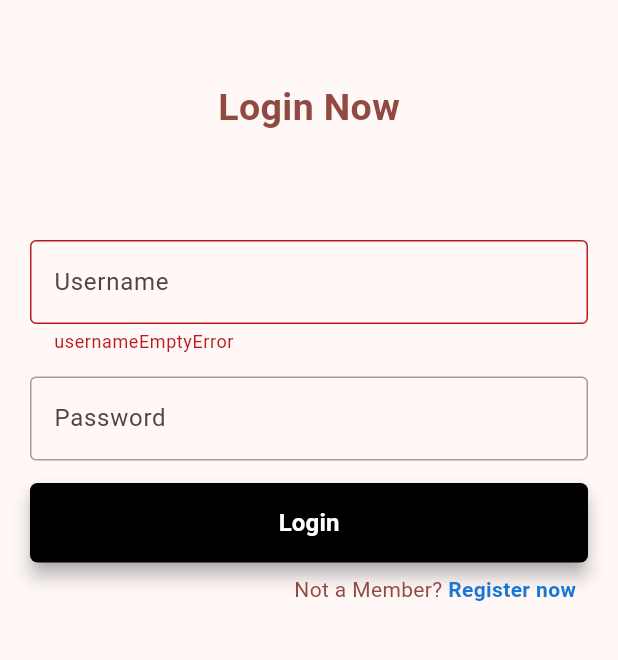
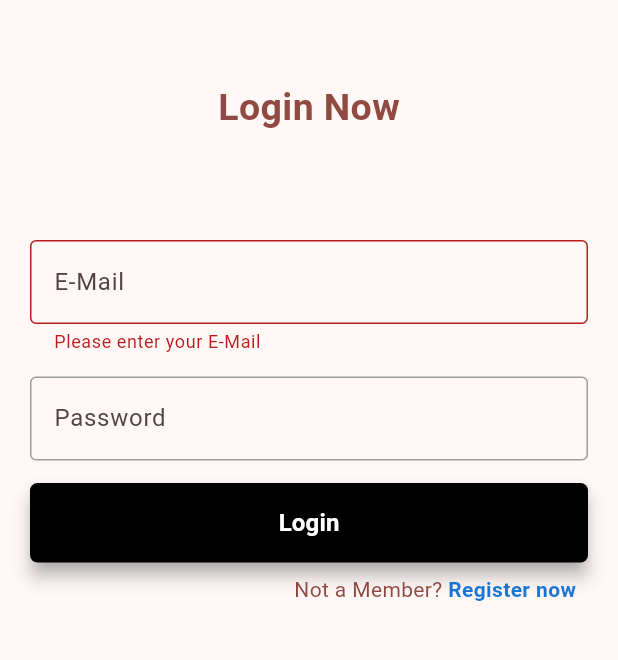
Before and after one commit to SamsaraBanana/mci_test, a Flutter app: the screen it shows after launch, after a tap on "Login", on a phone screen of 412 x 824 dp, the part 63-723 px from its top. Run offline on Flutter 3.47's test engine with Material 3 defaults, Android fonts, the phone set to English and light mode, and no system bars; drawn by our look-alikes of sign_in_button; our stand-ins replace firebase_auth, firebase_core, get; accounts and stored records are empty.

Commit message:
Added AuthController for firebase login. App navigation works with Auth state.
Login page now has a loading indicator when signing in.

Login Button blocks while auth state is loading.
Changed InputField from username to email.

```diff
--- /dev/null
+++ b/lib/controller/auth_controller.dart
@@ -0,0 +1,64 @@
+import 'package:get/get.dart';
+import 'package:firebase_auth/firebase_auth.dart';
+import 'package:flutter/material.dart';
+import '../ui/pages/dashboard/dashboard_page.dart';
+import '../ui/pages/login/login_page.dart';
+
+class AuthController extends GetxController {
+  static AuthController instance = Get.find();
+  late Rx<User?> firebaseUser;
+
+  final FirebaseAuth _auth = FirebaseAuth.instance;
+
+  var isLoading = false.obs;
+
+  @override
+  void onReady() {
+    super.onReady();
+    firebaseUser = Rx<User?>(_auth.currentUser);
+    firebaseUser.bindStream(_auth.authStateChanges());
+    ever(firebaseUser, _setInitialScreen);
+  }
+
+  _setInitialScreen(User? user) {
+    if (user == null) {
+      Get.offAll(() => LoginPage());
+    } else {
+      Get.offAll(() => DashboardPage());
+    }
+  }
+
+  void register(String email, String password) async {
+    isLoading(true);
+    try {
+      await _auth.createUserWithEmailAndPassword(email: email, password: password);
+      Get.snackbar('Success', 'Account created!',
+          snackPosition: SnackPosition.BOTTOM);
+    } catch (e) {
+      Get.snackbar('Register-Error', e.toString(),
+          backgroundColor: Colors.redAccent, colorText: Colors.white);
+    } finally {
+      isLoading(false);
+    }
+  }
+
+
+  void login(String email, String password) async {
+    isLoading(true);
+    try {
+      await _auth.signInWithEmailAndPassword(email: email, password: password);
+      Get.snackbar('Success', 'Logged In!',
+          snackPosition: SnackPosition.BOTTOM);
+    } catch (e) {
+      Get.snackbar('Login-Error', e.toString(),
+          backgroundColor: Colors.redAccent, colorText: Colors.white);
+    } finally {
+      isLoading(false);
+    }
+  }
+
+  // Logout
+  void logout() async {
+    await _auth.signOut();
+  }
+}
--- a/lib/controller/login_controller.dart
+++ b/lib/controller/login_controller.dart
@@ -2,10 +2,10 @@ import 'package:flutter/cupertino.dart';
 import 'package:get/get.dart';
 
 class LoginController extends GetxController {
-  final TextEditingController usernameController = TextEditingController();
+  final TextEditingController emailController = TextEditingController();
   final TextEditingController passwordController = TextEditingController();
   final TextEditingController confirmPasswordController = TextEditingController();
-  final GlobalKey<FormState> formKeyUsername = GlobalKey<FormState>();
+  final GlobalKey<FormState> formKeyEmail = GlobalKey<FormState>();
   final GlobalKey<FormState> formKeyPassword = GlobalKey<FormState>();
   final GlobalKey<FormState> formKeyConfirmPassword = GlobalKey<FormState>();
 
@@ -16,18 +16,16 @@ class LoginController extends GetxController {
     return passwordController.text == confirmPasswordController.text;
   }
 
-  ///Validates Username for Syntax that could be problematic
-  String? validateUsername(String? value) {
+  ///Simple Email validator
+  String? validateEmail(String? value) {
     if (value == null || value.isEmpty) {
-      return 'usernameEmptyError'; // Error for empty username
-    } else if (value.startsWith('.')) {
-      return 'usernamePeriodErrorStart'; // Error if username starts or ends with a period
-    } else if (value.endsWith('.')) {
-      return 'usernamePeriodErrorEnd'; // Error for invalid characters
-    } else if (!RegExp(r'^[a-zA-Z0-9_.]+$').hasMatch(value)) {
-      return 'usernameInvalidError'; // Error for invalid characters
-    } else if (value.length > 30) {
-      return 'usernameLengthError'; // Error if username is too long
+      return 'Please enter your E-Mail';
+    }
+    final RegExp emailRegex = RegExp(
+        r'^[a-zA-Z0-9._%+-]+@[a-zA-Z0-9.-]+\.[a-zA-Z]{2,}$'
+    );
+    if (!emailRegex.hasMatch(value)) {
+      return 'Please enter a valid E-Mail';
     }
     return null;
   }
@@ -66,33 +64,27 @@ class LoginController extends GetxController {
 
   void toggleRegister() => isRegister.toggle();
 
-  ///Login via Firebase Auth Email system
-  void loginEmail() {
-    if (formKeyUsername.currentState!.validate() && formKeyPassword.currentState!.validate() && !isRegister.value) {
-      // Perform login logic here
+  ///Validates User input before sending to Firebase
+  bool validateInputs() {
+    if (isRegister.value) {
+      if (
+        formKeyEmail.currentState!.validate() &&
+        formKeyPassword.currentState!.validate() &&
+        formKeyConfirmPassword.currentState!.validate()
+      ) return true;
+    }else {
+      if (
+        formKeyEmail.currentState!.validate() &&
+        formKeyPassword.currentState!.validate()
+      ) return true;
     }
+    return false;
   }
 
-  ///Register via Firebase Auth Email system
-  void registerEmail() {
-    if (
-      formKeyUsername.currentState!.validate() &&
-      formKeyPassword.currentState!.validate() &&
-      formKeyConfirmPassword.currentState!.validate() &&
-      isRegister.value && isPasswordConfirmed()
-    ) {
-
-    }
-  }
-
-  //TODO Google Sign in
-  void googleSignIn() {
-    throw UnimplementedError();
-  }
 
   @override
   void onClose() {
-    usernameController.dispose();
+    emailController.dispose();
     passwordController.dispose();
     confirmPasswordController.dispose();
     super.onClose();
--- a/lib/ui/components/login/login_button.dart
+++ b/lib/ui/components/login/login_button.dart
@@ -1,8 +1,10 @@
 import 'package:flutter/material.dart';
 import 'package:get/get.dart';
-
+import '../../../controller/auth_controller.dart';
 import '../../../controller/login_controller.dart';
 
+
+///Login button that checks the InputFields and blocks if the Auth State is loading.
 class LoginButton extends StatelessWidget {
   final bool isRegistering;
 
@@ -10,13 +12,17 @@ class LoginButton extends StatelessWidget {
 
   @override
   Widget build(BuildContext context) {
-    LoginController controller = Get.put(LoginController());
+    LoginController loginController = Get.find();
+    AuthController authController = Get.find();
     return SizedBox(
       width: double.infinity,
       child: ElevatedButton(
         onPressed: () {
-          isRegistering? controller.registerEmail() :
-          controller.loginEmail();
+          if (loginController.validateInputs()&&authController.isLoading.value == false) {
+            isRegistering
+                ? authController.register(loginController.emailController.text, loginController.passwordController.text)
+                : authController.login(loginController.emailController.text, loginController.passwordController.text);
+          }
         },
         style: ElevatedButton.styleFrom(
             foregroundColor: Colors.white,
--- a/lib/ui/components/login/login_textfield.dart
+++ b/lib/ui/components/login/login_textfield.dart
@@ -6,6 +6,7 @@ class LoginTextField extends StatelessWidget {
   final TextEditingController controller;
   final String? Function(String?) validator;
   final InputDecoration decoration;
+  final TextInputType keyboardType;
 
   const LoginTextField(
     {
@@ -14,7 +15,8 @@ class LoginTextField extends StatelessWidget {
       required this.controller,
       required this.formKey,
       required this.validator,
-      required this.decoration
+      required this.decoration,
+      this.keyboardType = TextInputType.text
     }
   );
 
@@ -26,7 +28,7 @@ class LoginTextField extends StatelessWidget {
       child: TextFormField(
         controller: controller,
         validator: validator,
-        keyboardType: TextInputType.text,
+        keyboardType: keyboardType,
         decoration: decoration,
         obscureText: obscureText,
       ),
--- a/lib/ui/pages/login/login_page.dart
+++ b/lib/ui/pages/login/login_page.dart
@@ -1,4 +1,5 @@
 import 'package:flutter/material.dart';
+import 'package:mci_test/controller/auth_controller.dart';
 import 'package:mci_test/ui/components/login/login_button.dart';
 import 'package:mci_test/ui/components/login/login_register_link.dart';
 import 'package:mci_test/ui/components/login/login_textfield.dart';
@@ -10,10 +11,13 @@ import 'package:get/get.dart';
 class LoginPage extends StatelessWidget {
   LoginPage({super.key});
   final LoginController loginController = Get.put(LoginController());
+  final AuthController authController = Get.find();
 
   @override
   Widget build(BuildContext context) {
-    return Scaffold(
+    return Stack(
+      children: [
+        Scaffold(
           appBar: AppBar(
             centerTitle: true,
             title: const Text('MCI TEST DEMO APP'),
@@ -22,8 +26,8 @@ class LoginPage extends StatelessWidget {
             child: Center(
               child: Padding(
                 padding: const EdgeInsets.all(20.0),
-            child: Obx(
-              ()=> Column(
+                child: Obx(() {
+                  return Column(
                     children: [
                       Padding(
                         padding: const EdgeInsets.only(top: 20, bottom: 60),
@@ -42,10 +46,11 @@ class LoginPage extends StatelessWidget {
                         padding: const EdgeInsets.symmetric(vertical: 10),
                         child: LoginTextField(
                           obscureText: false,
-                      controller: loginController.usernameController,
-                      formKey: loginController.formKeyUsername,
-                      validator: loginController.validateUsername,
-                      decoration: usernameTextFieldDecoration("Username"),
+                          controller: loginController.emailController,
+                          formKey: loginController.formKeyEmail,
+                          validator: loginController.validateEmail,
+                          decoration: usernameTextFieldDecoration("E-Mail"),
+                          keyboardType: TextInputType.emailAddress,
                         ),
                       ),
                       Padding(
@@ -55,7 +60,7 @@ class LoginPage extends StatelessWidget {
                             controller: loginController.passwordController,
                             formKey: loginController.formKeyPassword,
                             validator: loginController.validatePassword,
-                      decoration: passwordTextFieldDecoration("Password"),
+                            decoration: passwordTextFieldDecoration("Password")
                         ),
                       ),
                       Padding(
@@ -77,12 +82,28 @@ class LoginPage extends StatelessWidget {
                         child: RegisterLink(isRegistering: loginController.isRegister.value),
                       )
                     ],
-              ),
-            ),
+                  );
+                }),
               ),
             )
           ),
           bottomSheet: const LoginBottomSheet(),
+        ),
+        Obx((){
+          if(authController.isLoading.value) {
+            return Container(
+              width: double.infinity,
+              height: double.infinity,
+              color: Colors.black.withOpacity(0.5),
+              child: const Center(
+                child: CircularProgressIndicator(),
+              ),
+            );
+          } else {
+            return const SizedBox.shrink();
+          }
+        })
+      ]
     );
   }
 }
--- a/pubspec.yaml
+++ b/pubspec.yaml
@@ -40,6 +40,7 @@ dependencies:
   firebase_core: ^3.11.0
   get: ^4.6.6
   sign_in_button: ^3.0.0
+  firebase_auth: ^5.4.2
 
 dev_dependencies:
   flutter_test:
```
Also changed, not shown: lib/main.dart (+10 -82 lines), lib/ui/pages/dashboard/dashboard_page.dart (+28 -0 lines), pubspec.lock, 2 other files. Lines whose indentation alone changed are shown as unchanged.
